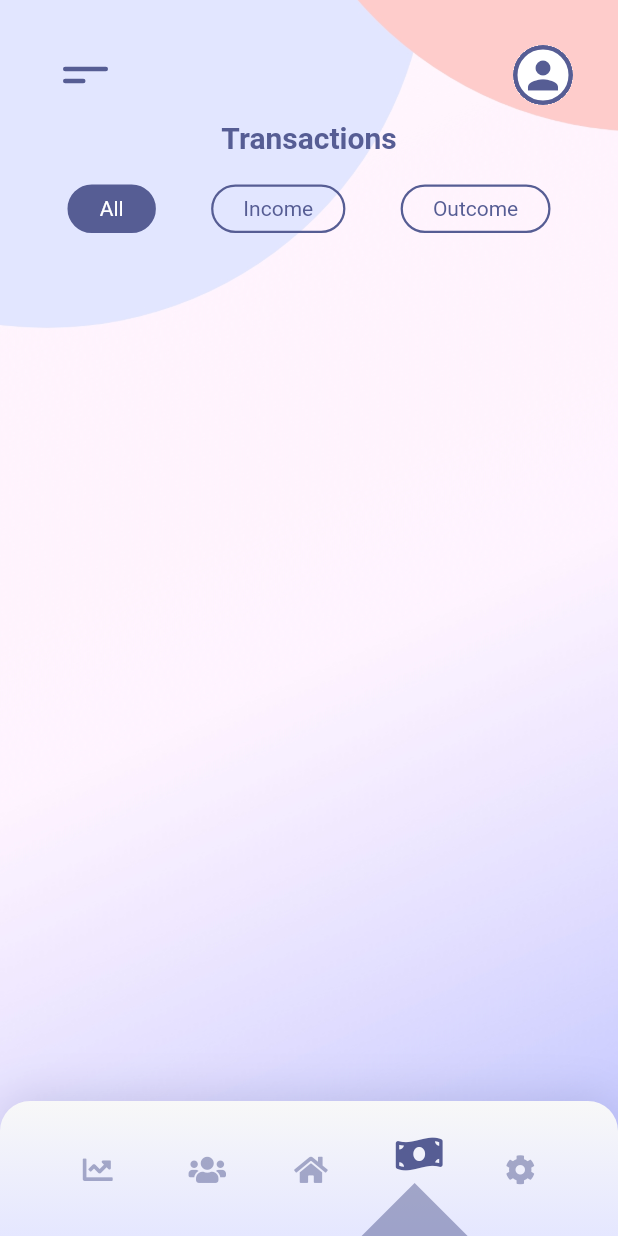
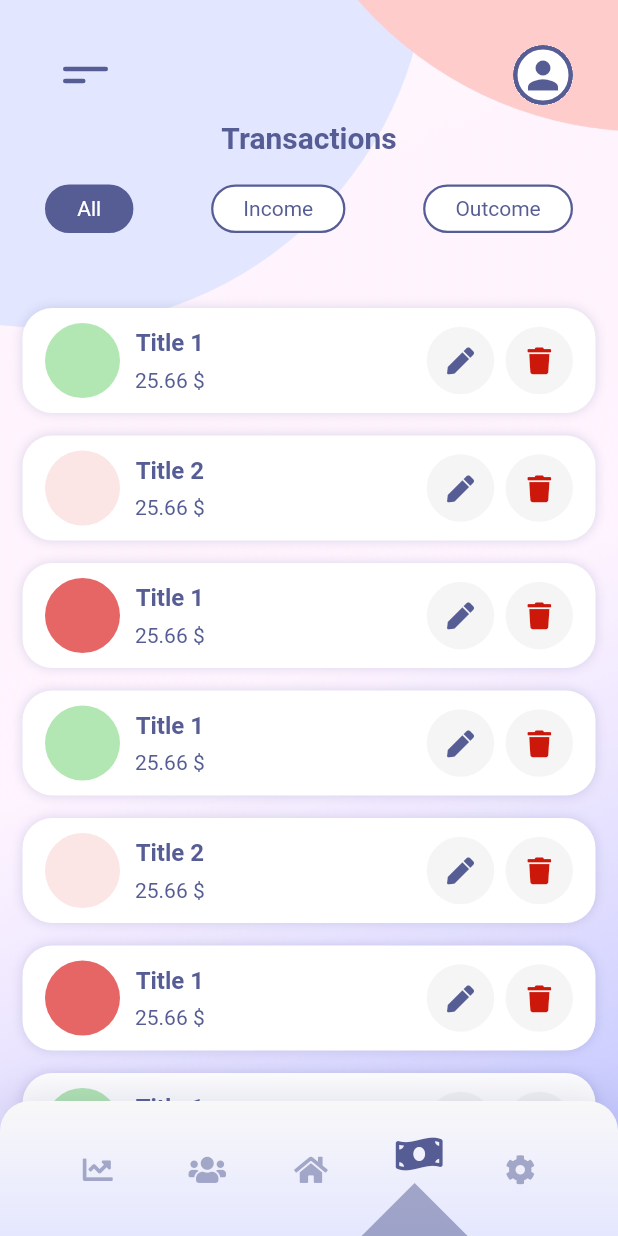
Before and after one commit to amrmhassan/smart-wallet, a Flutter app: the screen it shows after launch, swiped to page 4, on a phone screen of 412 x 824 dp. Run offline on Flutter 3.47's test engine with Material 2 defaults, Android fonts, the phone set to English and light mode, and no system bars; our stand-ins replace font_awesome_flutter.

Commit message:
Transaction page added

```diff
--- a/lib/constants/colors.dart
+++ b/lib/constants/colors.dart
@@ -1,4 +1,4 @@
-import 'package:flutter/cupertino.dart';
+import 'package:flutter/material.dart';
 
 const Color kMainColor = Color(0xff565D94);
 const List<Color> kBottomNavBarColors = [
@@ -8,3 +8,5 @@ const List<Color> kBottomNavBarColors = [
 const Color kOutcomeColor = Color(0xffD60000);
 const Color kIncomeColor = Color(0xff01AD01);
 const Color kTextFieldInputColor = Color(0xffDEDEEA);
+
+const Color kDeleteColor = Color.fromARGB(255, 204, 24, 11);
--- a/lib/constants/sizes.dart
+++ b/lib/constants/sizes.dart
@@ -2,6 +2,7 @@
 const double kDefaultIconSize = 30;
 const double kMediumIconSize = 25;
 const double kSmallIconSize = 20;
+const double kUltraSmallIconSize = 18;
 
 //* padding default sizes
 const double kDefaultPadding = 30;
--- a/lib/constants/styles.dart
+++ b/lib/constants/styles.dart
@@ -1,8 +1,8 @@
-import 'package:flutter/cupertino.dart';
 import 'package:flutter/material.dart';
 
 import 'colors.dart';
 
+//* for text styles
 const TextStyle kHeadingTextStyle = TextStyle(
   color: kMainColor,
   fontSize: 20,
@@ -10,7 +10,7 @@ const TextStyle kHeadingTextStyle = TextStyle(
 );
 const TextStyle kParagraphTextStyle = TextStyle(
   color: kMainColor,
-  fontSize: 18,
+  fontSize: 16,
   fontWeight: FontWeight.bold,
 );
 const TextStyle kSmallTextPrimaryColorStyle = TextStyle(
@@ -24,6 +24,7 @@ const TextStyle kSmallTextWhiteColorStyle = TextStyle(
   fontWeight: FontWeight.normal,
 );
 
+//* for shadows
 BoxShadow kDefaultBoxShadow = BoxShadow(
   offset: const Offset(3, 3),
   blurRadius: 25,
--- /dev/null
+++ b/lib/constants/transactions_constant.dart
@@ -0,0 +1,90 @@
+// ignore_for_file: prefer_const_constructors
+
+import 'package:uuid/uuid.dart';
+import 'package:wallet_app/constants/types.dart';
+
+import '../models/transaction_model.dart';
+
+List<TransactionModel> transactionsConstant = [
+  TransactionModel(
+    id: Uuid().v4(),
+    title: 'Title 1',
+    description: 'description 1',
+    amount: 25.66,
+    createdAt: DateTime.now(),
+    transactionType: TransactionType.income,
+    ratioToTotal: 0.3,
+  ),
+  TransactionModel(
+    id: Uuid().v4(),
+    title: 'Title 2',
+    description: 'description 2',
+    amount: 25.66,
+    createdAt: DateTime.now(),
+    transactionType: TransactionType.outcome,
+    ratioToTotal: 0.1,
+  ),
+  TransactionModel(
+    id: Uuid().v4(),
+    title: 'Title 1',
+    description: 'description 1',
+    amount: 25.66,
+    createdAt: DateTime.now(),
+    transactionType: TransactionType.outcome,
+    ratioToTotal: 0.6,
+  ),
+  TransactionModel(
+    id: Uuid().v4(),
+    title: 'Title 1',
+    description: 'description 1',
+    amount: 25.66,
+    createdAt: DateTime.now(),
+    transactionType: TransactionType.income,
+    ratioToTotal: 0.3,
+  ),
+  TransactionModel(
+    id: Uuid().v4(),
+    title: 'Title 2',
+    description: 'description 2',
+    amount: 25.66,
+    createdAt: DateTime.now(),
+    transactionType: TransactionType.outcome,
+    ratioToTotal: 0.1,
+  ),
+  TransactionModel(
+    id: Uuid().v4(),
+    title: 'Title 1',
+    description: 'description 1',
+    amount: 25.66,
+    createdAt: DateTime.now(),
+    transactionType: TransactionType.outcome,
+    ratioToTotal: 0.6,
+  ),
+  TransactionModel(
+    id: Uuid().v4(),
+    title: 'Title 1',
+    description: 'description 1',
+    amount: 25.66,
+    createdAt: DateTime.now(),
+    transactionType: TransactionType.income,
+    ratioToTotal: 0.3,
+  ),
+  TransactionModel(
+    id: Uuid().v4(),
+    title: 'Title 2',
+    description: 'description 2',
+    amount: 25.66,
+    createdAt: DateTime.now(),
+    transactionType: TransactionType.outcome,
+    ratioToTotal: 0.1,
+  ),
+  TransactionModel(
+    id: Uuid().v4(),
+    title: 'Title 1',
+    description: 'description 1',
+    amount: 25.66,
+    createdAt: DateTime.now(),
+    transactionType: TransactionType.outcome,
+    ratioToTotal: 0.6,
+  ),
+];
--- a/lib/constants/types.dart
+++ b/lib/constants/types.dart
@@ -1,4 +1,5 @@
 enum TransactionType {
+  all,
   income,
   outcome,
 }
--- a/lib/models/transaction_model.dart
+++ b/lib/models/transaction_model.dart
@@ -7,6 +7,8 @@ class TransactionModel {
   DateTime createdAt;
   double amount;
   TransactionType transactionType;
+  //* this property i will need to provide the ratio of this transaction to the total amount of money i have right now in this profile
+  double ratioToTotal;
 
   TransactionModel({
     required this.id,
@@ -15,5 +17,6 @@ class TransactionModel {
     required this.amount,
     required this.createdAt,
     required this.transactionType,
+    required this.ratioToTotal,
   });
 }
--- a/lib/providers/transactions_provider.dart
+++ b/lib/providers/transactions_provider.dart
@@ -1,15 +1,62 @@
 import 'package:flutter/cupertino.dart';
+import 'package:wallet_app/constants/types.dart';
 import 'package:wallet_app/models/transaction_model.dart';
 
+import '../constants/transactions_constant.dart';
+
 class TransactionProvider extends ChangeNotifier {
+  //? transactions stuff
   List<TransactionModel> _transactions = [];
 
-  List<TransactionModel> get transactions {
-    return [..._transactions];
+//* transactions getter
+  List<TransactionModel> get displayedTransactions {
+    if (currentActiveTransactionType == TransactionType.income) {
+      return [
+        ..._transactions.where(
+            (element) => element.transactionType == TransactionType.income)
+      ];
+    } else if (currentActiveTransactionType == TransactionType.outcome) {
+      return [
+        ..._transactions.where(
+            (element) => element.transactionType == TransactionType.outcome)
+      ];
+    } else {
+      return [..._transactions];
+    }
   }
 
+//* for adding new transaction
   void addTransaction(TransactionModel transaction) {
     _transactions.add(transaction);
     notifyListeners();
   }
+
+//* for getting the transactions from the database
+  void fetchAndUpdateTransactions() {
+    _transactions = transactionsConstant;
+    notifyListeners();
+  }
+
+//* for deleting a transaction
+  void deleteTransaction(String id) {
+    _transactions.removeWhere((element) => element.id == id);
+    notifyListeners();
+  }
+
+//* for editing a transaction
+  void editTransaction(String transactionId, TransactionModel newTransaction) {
+    int transactionIndex =
+        _transactions.indexWhere((element) => element.id == transactionId);
+    _transactions.removeWhere((element) => element.id == transactionId);
+    _transactions.insert(transactionIndex, newTransaction);
+    notifyListeners();
+  }
+
+  //? transaction type stuff
+
+  TransactionType currentActiveTransactionType = TransactionType.all;
+  void setCurrentActiveTransactionType(TransactionType transactionType) {
+    currentActiveTransactionType = transactionType;
+    notifyListeners();
+  }
 }
--- a/lib/screens/transactions_screen/transactions_screen.dart
+++ b/lib/screens/transactions_screen/transactions_screen.dart
@@ -1,7 +1,14 @@
 // ignore_for_file: prefer_const_constructors, prefer_const_literals_to_create_immutables
 
 import 'package:flutter/material.dart';
+import 'package:font_awesome_flutter/font_awesome_flutter.dart';
+import 'package:provider/provider.dart';
+import 'package:wallet_app/constants/colors.dart';
 import 'package:wallet_app/constants/sizes.dart';
+import 'package:wallet_app/constants/styles.dart';
+import 'package:wallet_app/constants/types.dart';
+import 'package:wallet_app/models/transaction_model.dart';
+import 'package:wallet_app/providers/transactions_provider.dart';
 import 'package:wallet_app/widgets/app_bar/home_heading.dart';
 
 import 'widgets/transactions_filters.dart';
@@ -14,35 +21,165 @@ class TransactionsScreen extends StatefulWidget {
 }
 
 class _TransactionsScreenState extends State<TransactionsScreen> {
-  int _activeIconIndex = 0;
-
-  void _setActiveIcon(int index) {
-    setState(() {
-      _activeIconIndex = index;
-    });
+  @override
+  void initState() {
+    super.initState();
+    //* i needed the trick of duration zero here
+    Future.delayed(Duration.zero).then((value) =>
+        Provider.of<TransactionProvider>(context, listen: false)
+            .fetchAndUpdateTransactions());
   }
 
 //* this is the build method of this widget
   @override
   Widget build(BuildContext context) {
+    List<TransactionModel> _transactions = Provider.of<TransactionProvider>(
+      context,
+    ).displayedTransactions;
+
     return Stack(
       children: [
-        Container(
-          padding: EdgeInsets.symmetric(horizontal: kDefaultPadding / 2),
-          child: Column(
-            children: [
-              HomeHeading(
-                title: 'Transactions',
+        Column(
+          children: [
+            HomeHeading(
+              title: 'Transactions',
+            ),
+            TransactionsFilters(),
+            Expanded(
+              child: Container(
+                clipBehavior: Clip.hardEdge,
+                padding: EdgeInsets.symmetric(
+                  vertical: kDefaultHorizontalPadding,
+                  horizontal: kDefaultPadding / 2,
+                ),
+                decoration: BoxDecoration(),
+                child: ListView.builder(
+                  physics: BouncingScrollPhysics(),
+                  clipBehavior: Clip.none,
+                  itemCount: _transactions.length,
+                  itemBuilder: (ctx, index) => TranscationCard(
+                    transaction: _transactions[index],
+                  ),
+                ),
               ),
-              TransactionsFilters(
-                setActiveIcon: _setActiveIcon,
-                activeIconIndex: _activeIconIndex,
-              ),
-            ],
-          ),
+            ),
+          ],
         ),
         //* this is the bottom nav bar that has all 5 main tabs
       ],
     );
   }
 }
+
+class TranscationCard extends StatelessWidget {
+  final TransactionModel transaction;
+  const TranscationCard({
+    Key? key,
+    required this.transaction,
+  }) : super(key: key);
+
+  @override
+  Widget build(BuildContext context) {
+    return Container(
+      width: double.infinity,
+      margin: EdgeInsets.only(bottom: kDefaultPadding / 2),
+      padding: EdgeInsets.symmetric(
+        horizontal: kDefaultHorizontalPadding / 2,
+        vertical: kDefaultVerticalPadding / 2,
+      ),
+      decoration: BoxDecoration(
+        color: Colors.white,
+        borderRadius: BorderRadius.circular(kDefaultBorderRadius),
+        boxShadow: [kIconBoxShadow],
+      ),
+      child: Row(
+        mainAxisAlignment: MainAxisAlignment.start,
+        children: [
+          Container(
+            width: 50,
+            height: 50,
+            decoration: BoxDecoration(
+              borderRadius: BorderRadius.circular(1000),
+              color: transaction.transactionType == TransactionType.income
+                  ? kIncomeColor.withOpacity(transaction.ratioToTotal)
+                  : kOutcomeColor.withOpacity(transaction.ratioToTotal),
+            ),
+          ),
+          SizedBox(
+            width: kDefaultPadding / 3,
+          ),
+          Column(
+            mainAxisAlignment: MainAxisAlignment.spaceBetween,
+            children: [
+              Text(
+                transaction.title,
+                style: kParagraphTextStyle,
+              ),
+              SizedBox(
+                height: kDefaultPadding / 4,
+              ),
+              Text(
+                '${transaction.amount.toStringAsFixed(2)} \$',
+                style: kSmallTextPrimaryColorStyle,
+              ),
+            ],
+          ),
+          Expanded(
+            child: Row(
+              mainAxisAlignment: MainAxisAlignment.end,
+              children: [
+                TransactionActionButton(
+                  iconData: FontAwesomeIcons.pen,
+                  color: kMainColor,
+                  onTap: () {},
+                ),
+                SizedBox(
+                  width: kDefaultPadding / 4,
+                ),
+                TransactionActionButton(
+                  iconData: FontAwesomeIcons.trash,
+                  color: kDeleteColor,
+                  onTap: () {},
+                ),
+              ],
+            ),
+          )
+        ],
+      ),
+    );
+  }
+}
+
+class TransactionActionButton extends StatelessWidget {
+  final IconData iconData;
+  final Color color;
+  final VoidCallback onTap;
+  const TransactionActionButton({
+    Key? key,
+    required this.color,
+    required this.iconData,
+    required this.onTap,
+  }) : super(key: key);
+
+  @override
+  Widget build(BuildContext context) {
+    return GestureDetector(
+      onTap: onTap,
+      child: Container(
+        width: 45,
+        height: 45,
+        decoration: BoxDecoration(
+          color: Colors.grey[100],
+          borderRadius: BorderRadius.circular(
+            1000,
+          ),
+        ),
+        child: Icon(
+          iconData,
+          size: kUltraSmallIconSize,
+          color: color,
+        ),
+      ),
+    );
+  }
+}
--- a/lib/screens/transactions_screen/widgets/choose_transaction_type_button.dart
+++ b/lib/screens/transactions_screen/widgets/choose_transaction_type_button.dart
@@ -26,7 +26,7 @@ class ChooseTransactionTypeButton extends StatelessWidget {
           vertical: kDefaultVerticalPadding / 3,
         ),
         decoration: BoxDecoration(
-          color: active ? kMainColor : null,
+          color: active ? kMainColor : Colors.white,
           borderRadius: BorderRadius.circular(
             kDefaultBorderRadius,
           ),
--- a/lib/screens/transactions_screen/widgets/transactions_filters.dart
+++ b/lib/screens/transactions_screen/widgets/transactions_filters.dart
@@ -1,22 +1,34 @@
 import 'package:flutter/material.dart';
+import 'package:provider/provider.dart';
+import 'package:wallet_app/constants/types.dart';
+import 'package:wallet_app/providers/transactions_provider.dart';
 
 import '../../../constants/sizes.dart';
 import 'choose_transaction_type_button.dart';
 
-const List<String> _transactionsFilters = ['All', 'Income', 'Outcome'];
+const List<Map<String, dynamic>> _transactionsFilters = [
+  {
+    'title': 'All',
+    'type': TransactionType.all,
+  },
+  {
+    'title': 'Income',
+    'type': TransactionType.income,
+  },
+  {
+    'title': 'Outcome',
+    'type': TransactionType.outcome,
+  },
+];
 
 class TransactionsFilters extends StatelessWidget {
-  final Function(int index) setActiveIcon;
-  final int activeIconIndex;
-
   const TransactionsFilters({
     Key? key,
-    required this.setActiveIcon,
-    required this.activeIconIndex,
   }) : super(key: key);
 
   @override
   Widget build(BuildContext context) {
+    final transactionData = Provider.of<TransactionProvider>(context);
     return Container(
       padding: const EdgeInsets.symmetric(
         horizontal: kDefaultHorizontalPadding,
@@ -25,13 +37,12 @@ class TransactionsFilters extends StatelessWidget {
       child: Row(
         mainAxisAlignment: MainAxisAlignment.spaceBetween,
         children: _transactionsFilters.map((e) {
-          int index = _transactionsFilters.indexOf(e);
           return ChooseTransactionTypeButton(
-            title: e,
+            title: e['title'],
             onTap: () {
-              setActiveIcon(index);
+              transactionData.setCurrentActiveTransactionType(e['type']);
             },
-            active: activeIconIndex == index,
+            active: transactionData.currentActiveTransactionType == e['type'],
           );
         }).toList(),
       ),
--- a/pubspec.yaml
+++ b/pubspec.yaml
@@ -36,6 +36,7 @@ dependencies:
   cupertino_icons: ^1.0.2
   provider: ^6.0.2
   font_awesome_flutter: ^9.2.0
+  uuid: ^3.0.6
 
 dev_dependencies:
   flutter_test:
```
Also changed, not shown: pubspec.lock, 1 other file.
